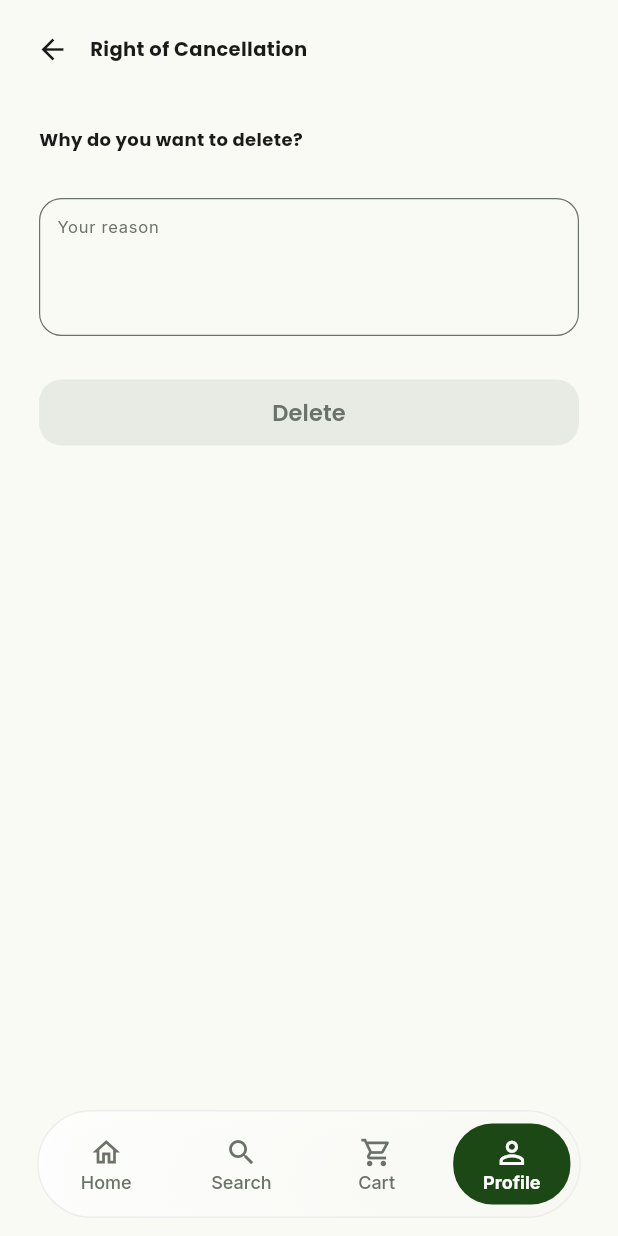
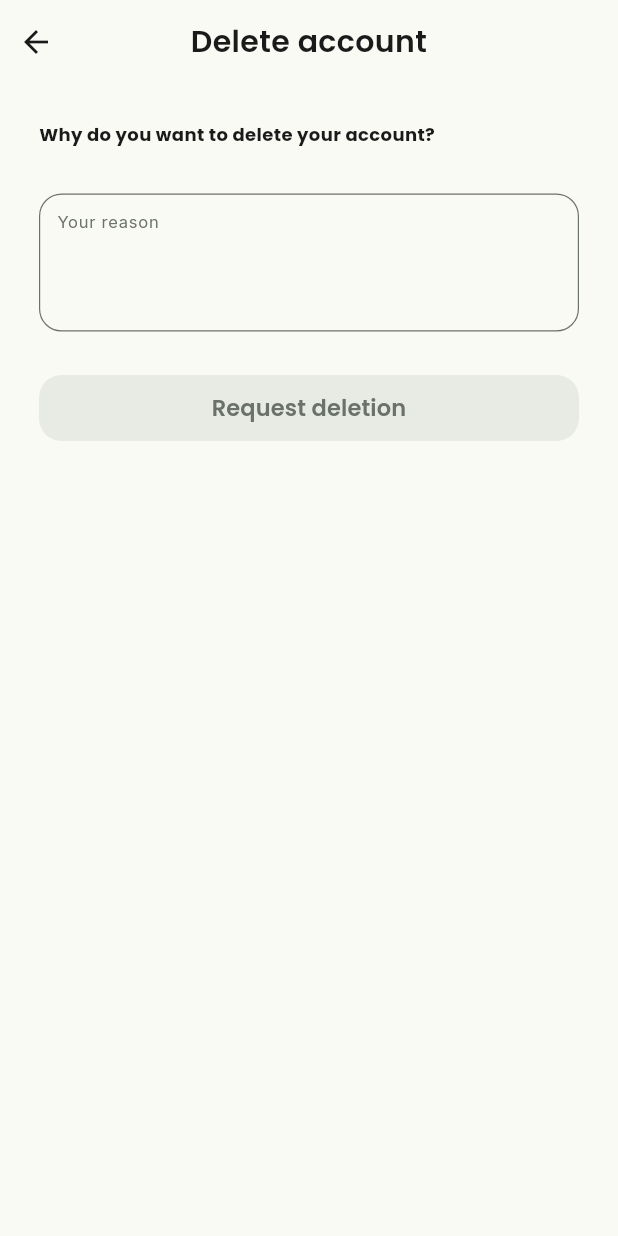
Before and after one commit to Delian21/growbox-app, a Flutter app: the DeactivationScreen screen opened by its route, on a phone screen of 412 x 824 dp. Run offline on Flutter 3.47's test engine with Material 3 defaults, Android fonts, the phone set to English and light mode, and no system bars; our stand-ins replace google_fonts, google_maps_flutter, shared_preferences, speech_to_text; accounts and stored records are empty.

Commit message:
Rename the delete-account flow to say it only sends a request
🤖 Generated with Codebuff
Co-Authored-By: Codebuff <noreply@codebuff.com>

```diff
--- a/lib/screens/deactivation_screen.dart
+++ b/lib/screens/deactivation_screen.dart
@@ -2,9 +2,8 @@ import 'package:flutter/material.dart';
 import 'package:google_fonts/google_fonts.dart';
 import '../theme.dart';
 import '../widgets/app_snack_bar.dart';
-import '../widgets/scaffold_with_nav.dart';
+import '../widgets/app_header.dart';
 import '../widgets/app_button.dart';
-import '../widgets/bottom_nav.dart';
 
 class DeactivationScreen extends StatefulWidget {
   const DeactivationScreen({super.key});
@@ -39,14 +38,14 @@ class _DeactivationScreenState extends State<DeactivationScreen> {
         return AlertDialog(
           backgroundColor: C.surface(context),
           title: Text(
-            'Delete Account',
+            'Delete account',
             style: GoogleFonts.poppins(
               fontWeight: FontWeight.w700,
               color: C.textPrimary(context),
             ),
           ),
           content: Text(
-            'Are you sure you want to delete your account?',
+            'Send a deletion request for this account?',
             style: GoogleFonts.inter(color: C.textSecondary(context)),
           ),
           actions: [
@@ -56,7 +55,7 @@ class _DeactivationScreenState extends State<DeactivationScreen> {
               onPressed: () => Navigator.pop(context),
             ),
             AppButton(
-              label: 'Delete',
+              label: 'Request deletion',
               variant: AppButtonVariant.destructive,
               onPressed: () {
                 Navigator.pop(context);
@@ -71,50 +70,28 @@ class _DeactivationScreenState extends State<DeactivationScreen> {
 
   @override
   Widget build(BuildContext context) {
-    return ScaffoldWithNav(
-      activeIndex: 3,
-      child: SafeArea(
+    // Pushed from Account: no bottom nav. The title names the action the
+    // screen actually performs.
+    return Scaffold(
+      backgroundColor: C.background(context),
+      body: SafeArea(
         child: Column(
           children: [
-            Padding(
-              padding: EdgeInsets.fromLTRB(24, 22, 24, 0),
-              child: Row(
-                children: [
-                  GestureDetector(
-                    onTap: () => Navigator.pop(context),
-                    child: Icon(
-                      Icons.arrow_back,
-                      size: 22,
-                      color: C.textPrimary(context),
-                    ),
-                  ),
-                  SizedBox(width: AppSpacing.md + 2),
-                  Text(
-                    'Right of Cancellation',
-                    style: GoogleFonts.poppins(
-                      fontSize: 13,
-                      fontWeight: FontWeight.w700,
-                      color: C.textPrimary(context),
-                    ),
-                  ),
-                ],
-              ),
-            ),
+            const AppHeader(title: 'Delete account'),
             Expanded(
               child: SingleChildScrollView(
                 child: Padding(
                   padding: EdgeInsets.fromLTRB(
                     26,
-                    40,
+                    24,
                     26,
-                    // Clears the floating nav bar.
-                    BottomNavMetrics.contentInset(context),
+                    AppSpacing.xxl,
                   ),
                   child: Column(
                     crossAxisAlignment: CrossAxisAlignment.start,
                     children: [
                       Text(
-                        'Why do you want to delete?',
+                        'Why do you want to delete your account?',
                         style: GoogleFonts.poppins(
                           fontSize: 12,
                           fontWeight: FontWeight.w700,
@@ -158,7 +135,7 @@ class _DeactivationScreenState extends State<DeactivationScreen> {
                         width: double.infinity,
                         height: 44,
                         child: AppButton(
-                          label: 'Delete',
+                          label: 'Request deletion',
                           onPressed: _hasReason ? _deleteAccount : null,
                           variant: AppButtonVariant.destructive,
                           expand: true,
```
Also changed, not shown: 1 other file.
